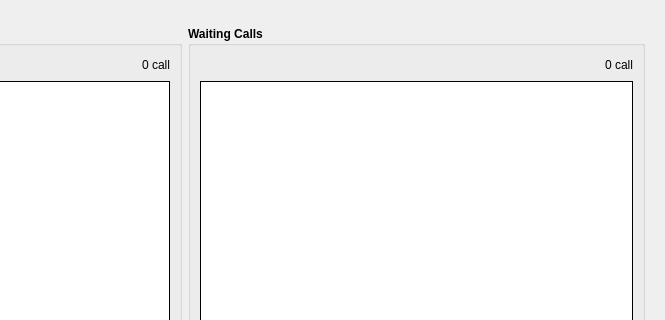
Old version of the form xivoclient/src/xlets/switchboard/switchboard.ui in the repository wazo-platform/wazo-client-qt; both pictures show x 296 to 961 and y 0 to 320 of the 961 by 632 pixel window.
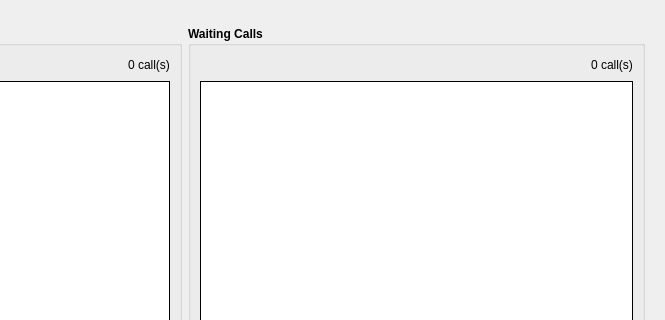
New version of the form. Custom widgets are drawn as their Qt base class.

Commit message: Make the 0 call string the same in the ui as in the code

What changed in the file:
```diff
--- a/xivoclient/src/xlets/switchboard/switchboard.ui
+++ b/xivoclient/src/xlets/switchboard/switchboard.ui
@@ -56,7 +56,7 @@
               </font>
              </property>
              <property name="text">
-              <string>0 call</string>
+              <string>0 call(s)</string>
              </property>
             </widget>
            </item>
@@ -123,7 +123,7 @@
               </font>
              </property>
              <property name="text">
-              <string>0 call</string>
+              <string>0 call(s)</string>
              </property>
             </widget>
            </item>
```
